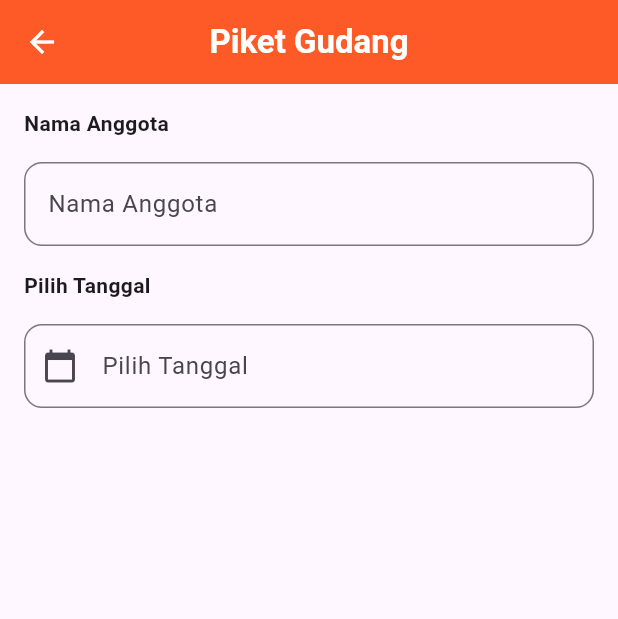
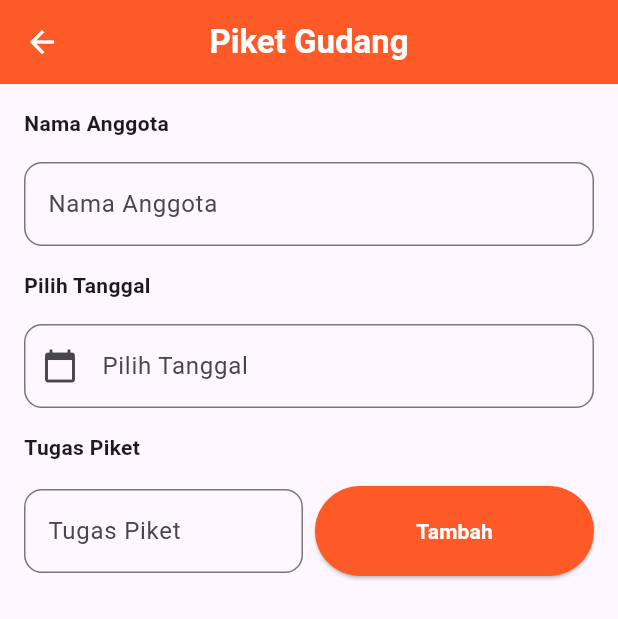
Before and after one commit to IAMHUDA/20220140049_UCP1Flutter, a Flutter app: the PiketPage screen opened directly, on a phone screen of 412 x 824 dp. Shown: the top 619 px of the screen. Run offline on Flutter 3.47's test engine with Material 3 defaults, Android fonts, the phone set to English and light mode, and no system bars.

Commit message:
add form tugas & button

```diff
--- a/lib/piket_page.dart
+++ b/lib/piket_page.dart
@@ -143,6 +143,50 @@ class _PiketPageState extends State<PiketPage> {
                   ),
                 ),
               ),
+              const SizedBox(height: 16),
+              Align(
+                alignment: Alignment.centerLeft,
+                child: Text(
+                  "Tugas Piket",
+                  style: TextStyle(fontWeight: FontWeight.bold),
+                ),
+              ),
+              const SizedBox(height: 16),
+              // Tugas Piket + Tombol Tambah
+              Row(
+                children: [
+                  Expanded(
+                    flex: 1,
+                    child: TextFormField(
+                      controller: _tugasController,
+                      decoration:  InputDecoration(
+                        labelText: 'Tugas Piket',
+                        border: OutlineInputBorder(
+                              borderRadius: BorderRadius.circular(12),
+                            ),
+                      ),
+                      validator: (value) {
+                        if (value == null || value.isEmpty) {
+                          return 'Tugas tidak boleh kosong';
+                        }
+                        return null;
+                      },
+                    ),
+                  ),
+                  const SizedBox(width: 8),
+                  Expanded(
+                    flex: 1,
+                    child: ElevatedButton(
+                      onPressed: _tambahTugas,
+                      style: ElevatedButton.styleFrom(
+                        backgroundColor: const Color(0xFFFE5A28),
+                        padding: const EdgeInsets.symmetric(vertical: 20),
+                      ),
+                      child: const Text('Tambah',style: TextStyle(color: Colors.white, fontWeight: FontWeight.bold),),
+                    ),
+                  ),
+                ],
+              ),
           ],
         )
       ),),
```
